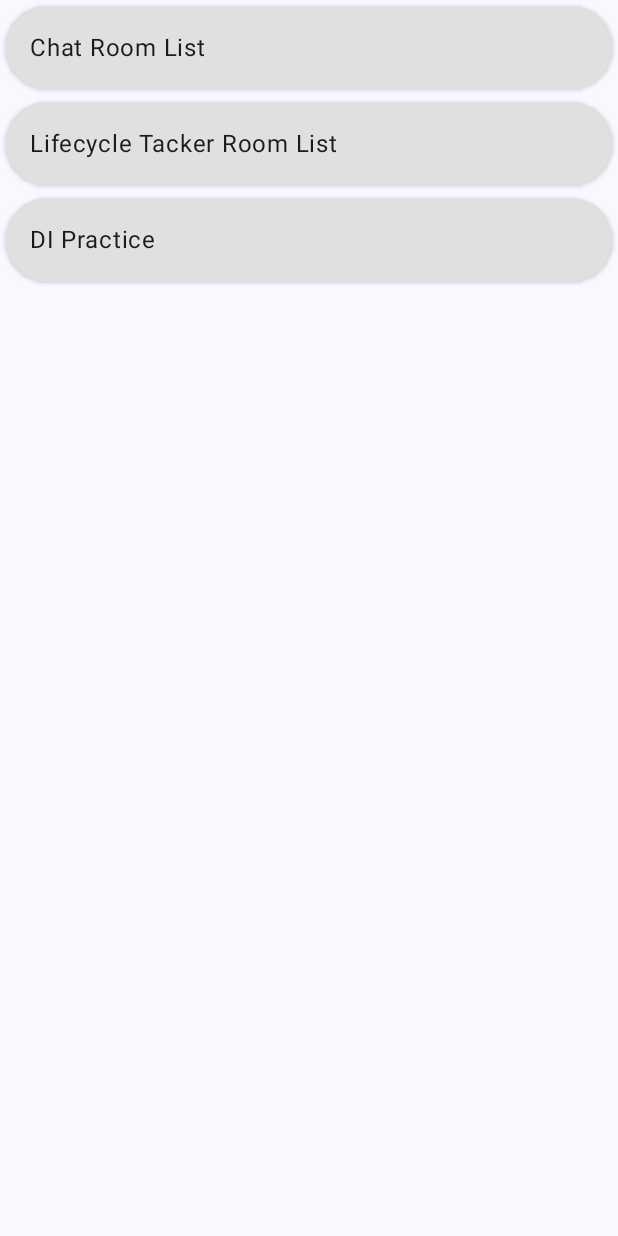
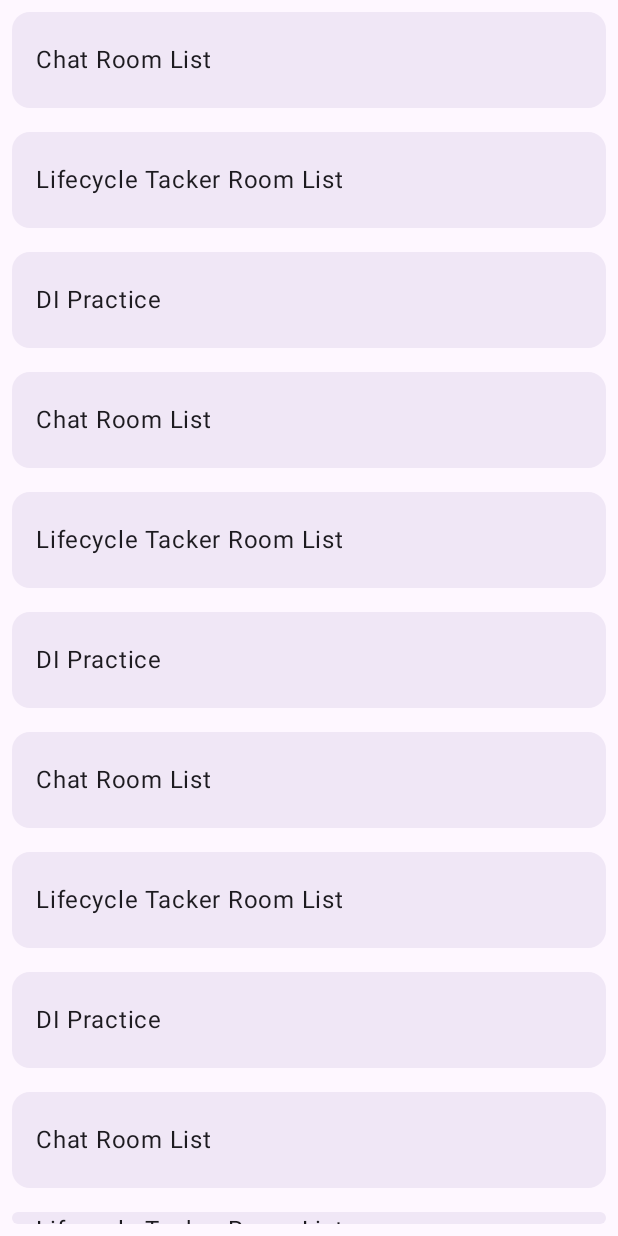
Before and after one commit to re4rk/one-app, an Android app built with Jetpack Compose: the screen it shows after launch (HomeActivity), on a phone screen of 412 x 824 dp. Run offline under Robolectric (Android 15) with nearby library versions, the phone set to English and light mode, and no system bars; our stand-ins replace Dagger/Hilt's generated code.

Commit message:
feat: 테마 수정

```diff
--- a/presentation/src/main/kotlin/com/re4rk/presentation/ui/home/HomeActivity.kt
+++ b/presentation/src/main/kotlin/com/re4rk/presentation/ui/home/HomeActivity.kt
@@ -12,7 +12,8 @@ import dagger.hilt.android.AndroidEntryPoint
 class HomeActivity : ComponentActivity() {
     override fun onCreate(savedInstanceState: Bundle?) {
         super.onCreate(savedInstanceState)
-        val contents = listOf(
+        val contents = (0..10).flatMap {
+            listOf(
                 Content(
                     intent = ChatRoomListActivity.getIntent(this),
                     description = "Chat Room List",
@@ -26,8 +27,10 @@ class HomeActivity : ComponentActivity() {
                     description = "DI Practice",
                 ),
             )
+        }
+
         setContent {
-            HomeRoot(contents)
+            HomeRoute(contents)
         }
     }
 }
--- a/presentation/src/main/kotlin/com/re4rk/presentation/ui/home/HomeScreen.kt
+++ b/presentation/src/main/kotlin/com/re4rk/presentation/ui/home/HomeScreen.kt
@@ -1,9 +1,12 @@
 package com.re4rk.presentation.ui.home
 
 import android.annotation.SuppressLint
+import androidx.compose.foundation.layout.Arrangement
 import androidx.compose.foundation.layout.Column
+import androidx.compose.foundation.layout.absolutePadding
 import androidx.compose.foundation.layout.fillMaxHeight
 import androidx.compose.foundation.layout.fillMaxWidth
+import androidx.compose.foundation.layout.height
 import androidx.compose.foundation.layout.padding
 import androidx.compose.foundation.shape.RoundedCornerShape
 import androidx.compose.material3.ExperimentalMaterial3Api
@@ -12,7 +15,6 @@ import androidx.compose.material3.Surface
 import androidx.compose.material3.Text
 import androidx.compose.runtime.Composable
 import androidx.compose.ui.Modifier
-import androidx.compose.ui.graphics.Color
 import androidx.compose.ui.platform.LocalContext
 import androidx.compose.ui.tooling.preview.Preview
 import androidx.compose.ui.unit.dp
@@ -21,15 +23,16 @@ import com.re4rk.presentation.ui.lifecycleTracker.LifecycleTackerActivity
 import com.re4rk.presentation.ui.theme.OneAppTheme
 
 @Composable
-fun HomeRoot(contents: List<Content>) {
-    Screen(contents)
+fun HomeRoute(contents: List<Content>) {
+    HomeScreen(contents)
 }
 
 @SuppressLint("UnusedMaterial3ScaffoldPaddingParameter")
 @OptIn(ExperimentalMaterial3Api::class)
 @Composable
-private fun Screen(contents: List<Content>) {
-    OneAppTheme {
+private fun HomeScreen(contents: List<Content>) = OneAppTheme(
+    dynamicColor = false,
+) {
     Scaffold(
         modifier = Modifier.fillMaxHeight(),
         content = {
@@ -39,7 +42,6 @@ private fun Screen(contents: List<Content>) {
         },
     )
 }
-}
 
 @Composable
 private fun CategoryItem(
@@ -47,39 +49,39 @@ private fun CategoryItem(
 ) {
     val context = LocalContext.current
 
-    Card(
+    HomeCard(
         onClick = { context.startActivity(content.intent) },
-        modifier = Modifier.padding(4.dp),
+        modifier = Modifier.padding(8.dp),
     ) {
-        Text(
-            modifier = Modifier.padding(16.dp),
-            text = content.description,
-        )
+        Column(
+            modifier = Modifier.absolutePadding(left = 16.dp),
+            verticalArrangement = Arrangement.Center,
+        ) {
+            Text(text = content.description)
+        }
     }
 }
 
 @OptIn(ExperimentalMaterial3Api::class)
 @Composable
-private fun Card(
+private fun HomeCard(
     onClick: () -> Unit = { },
     modifier: Modifier = Modifier,
-    color: Color = Color(0xFFE0E0E0),
     content: @Composable () -> Unit,
 ) {
     Surface(
         onClick = onClick,
-        modifier = modifier.fillMaxWidth(),
-        color = color,
-        shape = RoundedCornerShape(32.dp),
-        shadowElevation = 2.dp,
+        modifier = modifier.fillMaxWidth().height(64.dp),
+        shape = RoundedCornerShape(12.dp),
+        tonalElevation = 4.dp,
         content = content,
     )
 }
 
 @Preview
 @Composable
-fun previewHomeRoot() {
-    HomeRoot(
+fun previewHomeSuccess() {
+    HomeRoute(
         contents = listOf(
             Content(
                 intent = ChatRoomListActivity.getIntent(LocalContext.current),
```
Lines whose indentation alone changed are shown as unchanged.
